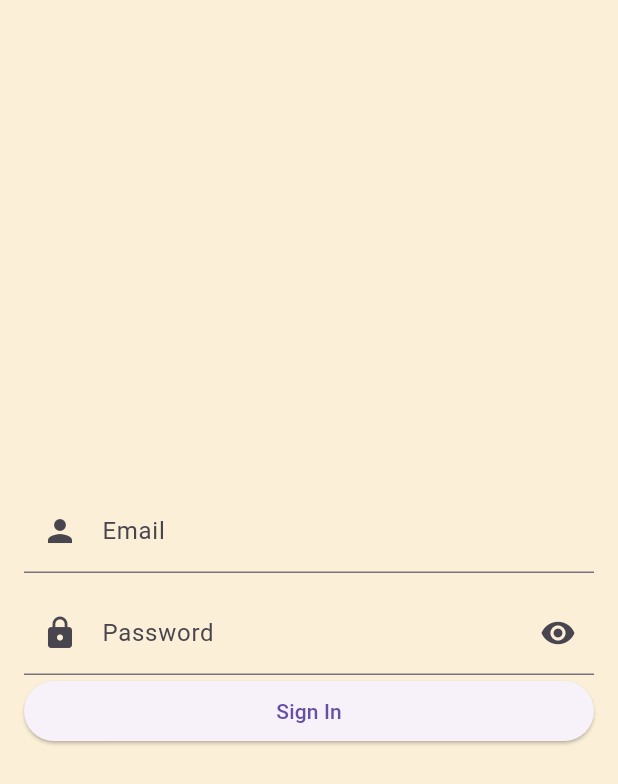
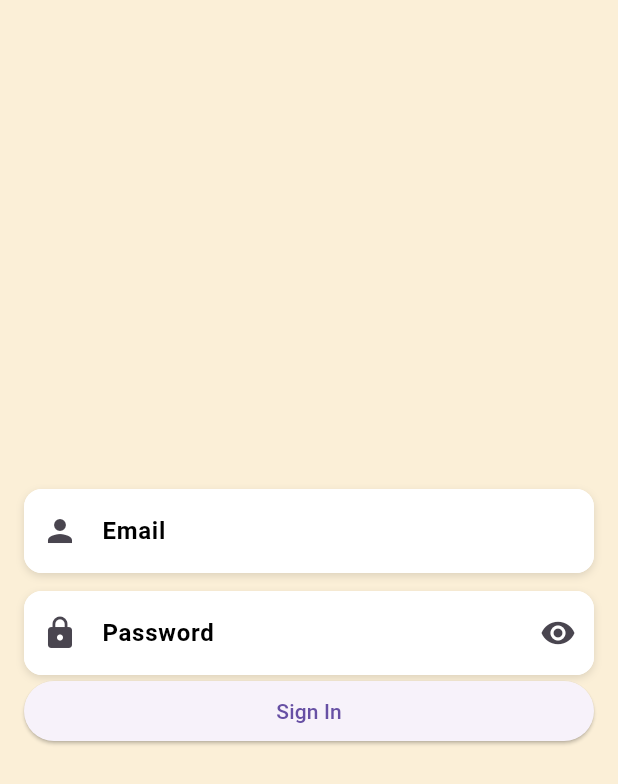
Before and after one commit to Harshs-06/Abilify_App, a Flutter app: the screen it shows after launch, on a phone screen of 412 x 824 dp. Shown: the top 784 px of the screen. Run offline on Flutter 3.47's test engine with Material 3 defaults, Android fonts, the light colour scheme and no system bars.

Commit message:
sign_in second phase

```diff
--- a/abilify/lib/sign_in.dart
+++ b/abilify/lib/sign_in.dart
@@ -52,23 +52,48 @@ class _SignInState extends State<SignIn> {
           child: Column(
             mainAxisAlignment: MainAxisAlignment.center,
             children: [
-              TextField(
+              Container(
+                decoration: BoxDecoration(
+                  color: Colors.white,
+                  borderRadius: BorderRadius.circular(12),
+                  boxShadow: [BoxShadow(
+                    color: Colors.black12,
+                    blurRadius:4,
+                    offset: Offset(0, 2),
+                  )]
+                ),
+                child: TextField(
                   keyboardType: TextInputType.emailAddress,
                   controller: emailController,
-                decoration: InputDecoration(labelText: 'Email',
+                  decoration: InputDecoration(labelText: 'Email',labelStyle: TextStyle(color: Colors.black,fontWeight: FontWeight.w600),border: OutlineInputBorder(borderRadius: BorderRadius.circular(12),borderSide: BorderSide.none),
+                  filled: true,
+                  fillColor: Colors.white,
                   prefixIcon: Icon(Icons.person)
                   ),
                 ),
+              ),
               SizedBox(height: 12),
-              TextField(
+              Container(decoration: BoxDecoration(
+                  color: Colors.white,
+                  borderRadius: BorderRadius.circular(12),
+                  boxShadow: [BoxShadow(
+                    color: Colors.black12,
+                    blurRadius:4,
+                    offset: Offset(0, 2),
+                  )]
+                ),
+                child: TextField(
                   keyboardType: TextInputType.visiblePassword,
                   controller: passwordController,
-                decoration: InputDecoration(labelText: 'Password',
+                  decoration: InputDecoration(labelText: 'Password',labelStyle: TextStyle(color: Colors.black,fontWeight: FontWeight.w600),border: OutlineInputBorder(borderRadius: BorderRadius.circular(12),borderSide: BorderSide.none),
                   suffixIcon: IconButton(onPressed: _togglePasswordVisibility, icon: Icon(
                     obscureText?Icons.visibility:Icons.visibility_off)),
+                    filled: true,
+                  fillColor: Colors.white,
                     prefixIcon: Icon(Icons.lock)
                   ),
                   obscureText: obscureText,
+                ),
               ),
               ElevatedButton(onPressed: (){}, child: Center(
                 child: Text("Sign In"),
```
Lines whose indentation alone changed are shown as unchanged.
